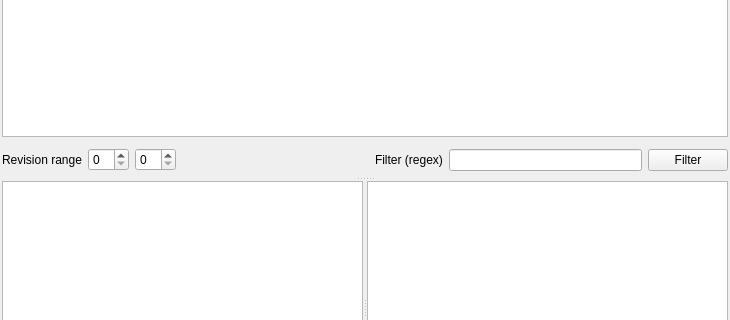
The window that hgview/qt4/hgview.ui (TyberiusPrime/hgview) describes before a commit, drawn with Qt 5; both pictures show x 0 to 730 and y 164 to 484 of the 730 by 646 pixel window.
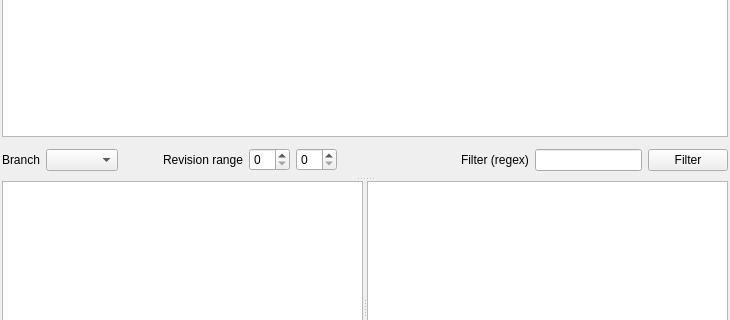
The same window after the commit. Icons and pictures are not drawn.

Commit message: make named branch filtering works

```diff
--- a/hgview/qt4/hgview.ui
+++ b/hgview/qt4/hgview.ui
@@ -63,6 +63,29 @@
            <property name="margin" >
             <number>0</number>
            </property>
+           <item>
+            <widget class="QLabel" name="label_4" >
+             <property name="text" >
+              <string>Branch</string>
+             </property>
+            </widget>
+           </item>
+           <item>
+            <widget class="QComboBox" name="branch_comboBox" />
+           </item>
+           <item>
+            <spacer name="horizontalSpacer_2" >
+             <property name="orientation" >
+              <enum>Qt::Horizontal</enum>
+             </property>
+             <property name="sizeHint" stdset="0" >
+              <size>
+               <width>40</width>
+               <height>20</height>
+              </size>
+             </property>
+            </spacer>
+           </item>
            <item>
             <widget class="QLabel" name="label_3" >
              <property name="text" >
```
Left out of the diff: 6 changed lines with no effect on the pictures. The commit also changes 4 other files.
